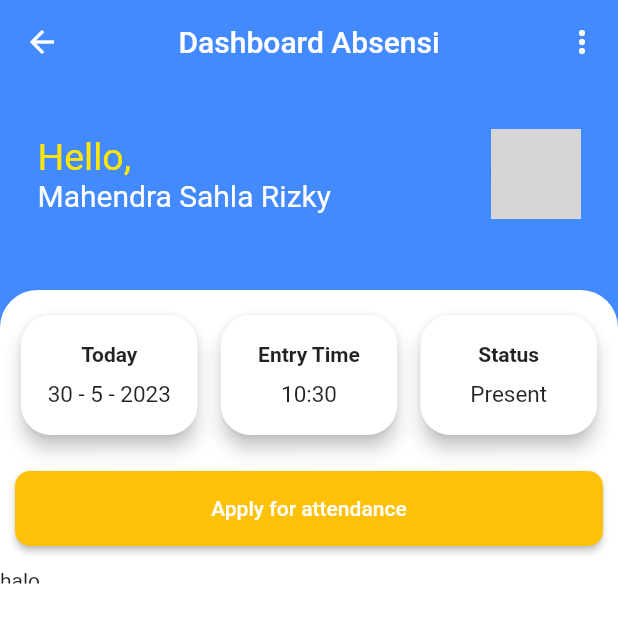
After one commit to ShowMeMyCent/absensi_te, a Flutter app: the AbsensiView screen opened by its route, on a phone screen of 412 x 824 dp. The commit adds this screen. Shown: the top 623 px of the screen. Run offline on Flutter 3.47's test engine with Material 2 defaults, Android fonts, the phone set to English and light mode, and no system bars; our stand-ins replace dropdown_search, firebase_core, fl_chart, get, lottie, salomon_bottom_bar; missing offline and left inert: dart:html; accounts and stored records are empty; network calls fail; grey boxes are pictures that could not be loaded.

Commit message:
absensi page

```diff
--- /dev/null
+++ b/lib/app/modules/absensi/bindings/absensi_binding.dart
@@ -0,0 +1,12 @@
+import 'package:get/get.dart';
+
+import '../controllers/absensi_controller.dart';
+
+class AbsensiBinding extends Bindings {
+  @override
+  void dependencies() {
+    Get.lazyPut<AbsensiController>(
+      () => AbsensiController(),
+    );
+  }
+}
--- /dev/null
+++ b/lib/app/modules/absensi/controllers/absensi_controller.dart
@@ -0,0 +1,5 @@
+import 'package:get/get.dart';
+
+class AbsensiController extends GetxController {
+  var dt = DateTime.now();
+}
--- /dev/null
+++ b/lib/app/modules/absensi/views/absensi_view.dart
@@ -0,0 +1,211 @@
+import 'dart:html';
+
+import 'package:flutter/material.dart';
+
+import 'package:get/get.dart';
+
+import '../controllers/absensi_controller.dart';
+
+class AbsensiView extends GetView<AbsensiController> {
+  const AbsensiView({Key? key}) : super(key: key);
+  @override
+  Widget build(BuildContext context) {
+    return Scaffold(
+      backgroundColor: Colors.blueAccent,
+      appBar: AppBar(
+        centerTitle: true,
+        title: Text("Dashboard Absensi"),
+        backgroundColor: Colors.blueAccent,
+        elevation: 0,
+        actions: [
+          IconButton(
+            onPressed: () {},
+            icon: Icon(Icons.more_vert_rounded),
+          ),
+        ],
+      ),
+      body: Center(
+        child: Stack(
+          children: [
+            Container(
+              width: Get.width,
+              height: Get.height,
+              child: Column(
+                children: [
+                  Container(
+                    height: Get.height / 6,
+                    width: Get.width,
+                  ),
+                  Expanded(
+                    child: Container(
+                      width: Get.width,
+                      decoration: BoxDecoration(
+                        color: Colors.white,
+                        borderRadius: BorderRadius.only(
+                          topLeft: Radius.circular(25),
+                          topRight: Radius.circular(25),
+                        ),
+                      ),
+                    ),
+                  ),
+                ],
+              ),
+            ),
+            SingleChildScrollView(
+              child: Container(
+                padding: EdgeInsets.symmetric(vertical: 25),
+                child: Expanded(
+                  child: Column(
+                    children: [
+                      SizedBox(height: 5),
+                      Container(
+                        padding: EdgeInsets.symmetric(horizontal: 25),
+                        child: Row(
+                          mainAxisAlignment: MainAxisAlignment.spaceBetween,
+                          children: [
+                            Column(
+                              mainAxisAlignment: MainAxisAlignment.start,
+                              crossAxisAlignment: CrossAxisAlignment.start,
+                              children: [
+                                Text(
+                                  "Hello,",
+                                  style: TextStyle(
+                                    color: Color.fromARGB(255, 255, 230, 10),
+                                    fontSize: 25,
+                                  ),
+                                ),
+                                Text(
+                                  "Mahendra Sahla Rizky",
+                                  style: TextStyle(
+                                    color: Colors.white,
+                                    fontSize: 20,
+                                  ),
+                                ),
+                              ],
+                            ),
+                            Container(
+                              width: 60,
+                              height: 60,
+                              child: CircleAvatar(
+                                backgroundImage: NetworkImage(
+                                    "https://picsum.photos/seed/picsum/200/300"),
+                              ),
+                            ),
+                          ],
+                        ),
+                      ),
+                      SizedBox(height: 60),
+                      Container(
+                        padding: EdgeInsets.symmetric(horizontal: 10),
+                        child: Row(
+                          mainAxisAlignment: MainAxisAlignment.spaceBetween,
+                          children: [
+                            Card(
+                              elevation: 5,
+                              color: Colors.white,
+                              shape: RoundedRectangleBorder(
+                                borderRadius: BorderRadius.circular(20),
+                              ),
+                              child: Container(
+                                width: Get.width / 3.5,
+                                height: 80,
+                                child: Column(
+                                  children: [
+                                    SizedBox(height: 18),
+                                    Text(
+                                      "Today",
+                                      style: TextStyle(
+                                          fontWeight: FontWeight.bold),
+                                    ),
+                                    SizedBox(height: 10),
+                                    Text(
+                                      "${controller.dt.day} - ${controller.dt.month} - ${controller.dt.year}",
+                                      style: TextStyle(fontSize: 15),
+                                    ),
+                                  ],
+                                ),
+                              ),
+                            ),
+                            Card(
+                              elevation: 5,
+                              color: Colors.white,
+                              shape: RoundedRectangleBorder(
+                                borderRadius: BorderRadius.circular(20),
+                              ),
+                              child: Container(
+                                width: Get.width / 3.5,
+                                height: 80,
+                                child: Column(
+                                  children: [
+                                    SizedBox(height: 18),
+                                    Text(
+                                      "Entry Time",
+                                      style: TextStyle(
+                                          fontWeight: FontWeight.bold),
+                                    ),
+                                    SizedBox(height: 10),
+                                    Text(
+                                      "${controller.dt.hour}:${controller.dt.minute}",
+                                      style: TextStyle(fontSize: 15),
+                                    ),
+                                  ],
+                                ),
+                              ),
+                            ),
+                            Card(
+                              elevation: 5,
+                              color: Colors.white,
+                              shape: RoundedRectangleBorder(
+                                borderRadius: BorderRadius.circular(20),
+                              ),
+                              child: Container(
+                                width: Get.width / 3.5,
+                                height: 80,
+                                child: Column(
+                                  children: [
+                                    SizedBox(height: 18),
+                                    Text(
+                                      "Status",
+                                      style: TextStyle(
+                                          fontWeight: FontWeight.bold),
+                                    ),
+                                    SizedBox(height: 10),
+                                    Text(
+                                      "Present",
+                                      style: TextStyle(fontSize: 15),
+                                    ),
+                                  ],
+                                ),
+                              ),
+                            ),
+                          ],
+                        ),
+                      ),
+                      SizedBox(height: 20),
+                      Container(
+                        padding: EdgeInsets.symmetric(horizontal: 10),
+                        child: ElevatedButton(
+                          style: ElevatedButton.styleFrom(
+                            shape: RoundedRectangleBorder(
+                                borderRadius: BorderRadius.circular(10)),
+                            backgroundColor: Colors.amber,
+                            fixedSize: Size(Get.width, 50),
+                          ),
+                          onPressed: () {},
+                          child: Text("Apply for attendance"),
+                        ),
+                      ),
+                      SizedBox(height: 15),
+                      Container(
+                          width: Get.width, height: 10, child: Text("halo")),
+                    ],
+                  ),
+                ),
+              ),
+            ),
+          ],
+        ),
+      ),
+    );
+  }
+}
--- a/lib/app/modules/home/widgets/home_tab.dart
+++ b/lib/app/modules/home/widgets/home_tab.dart
@@ -172,8 +172,8 @@ class HomeTab extends StatelessWidget {
                                           child: Column(
                                             children: [
                                               GestureDetector(
-                                                onTap: () => Get.toNamed(
-                                                    Routes.UNDER_DEV),
+                                                onTap: () =>
+                                                    Get.toNamed(Routes.ABSENSI),
                                                 child: Container(
                                                   height: 30,
                                                   width: 70,
--- a/lib/app/routes/app_pages.dart
+++ b/lib/app/routes/app_pages.dart
@@ -1,5 +1,7 @@
 import 'package:get/get.dart';
 
+import '../modules/absensi/bindings/absensi_binding.dart';
+import '../modules/absensi/views/absensi_view.dart';
 import '../modules/add_employee/bindings/add_employee_binding.dart';
 import '../modules/add_employee/views/add_employee_view.dart';
 import '../modules/home/bindings/home_binding.dart';
@@ -51,5 +53,10 @@ class AppPages {
       page: () => const UnderDevView(),
       binding: UnderDevBinding(),
     ),
+    GetPage(
+      name: _Paths.ABSENSI,
+      page: () => const AbsensiView(),
+      binding: AbsensiBinding(),
+    ),
   ];
 }
--- a/lib/app/routes/app_routes.dart
+++ b/lib/app/routes/app_routes.dart
@@ -9,6 +9,7 @@ abstract class Routes {
   static const ADD_EMPLOYEE = _Paths.ADD_EMPLOYEE;
   static const PENGAJUAN = _Paths.PENGAJUAN;
   static const UNDER_DEV = _Paths.UNDER_DEV;
+  static const ABSENSI = _Paths.ABSENSI;
 }
 
 abstract class _Paths {
@@ -19,4 +20,5 @@ abstract class _Paths {
   static const ADD_EMPLOYEE = '/add-employee';
   static const PENGAJUAN = '/pengajuan';
   static const UNDER_DEV = '/under-dev';
+  static const ABSENSI = '/absensi';
 }
```
